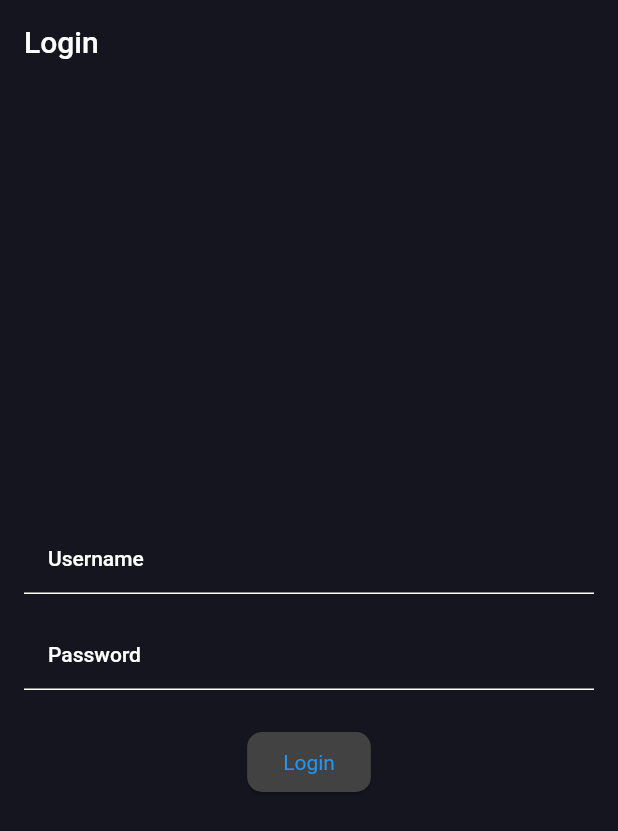
After one commit to Lok1Tou1l/contactapp, a Flutter app: the screen it shows after launch, on a phone screen of 412 x 824 dp. The commit adds this screen. Shown: the top 831 px of the screen. Run offline on Flutter 3.47's test engine with Material 2 defaults, Android fonts, the phone set to English and light mode, and no system bars.

Commit message:
added login screen

```diff
--- a/lib/main.dart
+++ b/lib/main.dart
@@ -1,4 +1,5 @@
 import 'package:contactapp/view/screens/contacts_screen.dart';
+import 'package:contactapp/view/screens/login_screen.dart';
 import 'package:contactapp/view/widgets/navigation_widget.dart';
 import 'package:flutter/material.dart';
 
@@ -29,7 +30,7 @@ class MyApp extends StatelessWidget {
         scaffoldBackgroundColor: Color.fromARGB(255, 20, 21, 31),
         useMaterial3: true,
       ),
-      home: Navigation(),
+      home: LoginScreen(),
     );
   }
 }
--- /dev/null
+++ b/lib/view/screens/login_screen.dart
@@ -0,0 +1,60 @@
+import 'package:flutter/material.dart';
+import 'package:flutter/src/widgets/container.dart';
+import 'package:flutter/src/widgets/framework.dart';
+
+class LoginScreen extends StatelessWidget {
+  const LoginScreen({Key? key}) : super(key: key);
+
+  @override
+  Widget build(BuildContext context) {
+    return Scaffold(
+      appBar: AppBar(
+        title: Text('Login'),
+      ),
+      body: Padding(
+        padding: const EdgeInsets.all(16.0),
+        child: Column(
+          mainAxisAlignment: MainAxisAlignment.center,
+          children: [
+            TextField(
+              decoration: InputDecoration(
+                hintText: 'Username',
+                filled: true,
+                fillColor: Color.fromARGB(255, 20, 21, 31),
+              ),
+            ),
+            SizedBox(height: 16.0),
+            TextField(
+              obscureText: true,
+              decoration: InputDecoration(
+                hintText: 'Password',
+                filled: true,
+                fillColor: Color.fromARGB(255, 20, 21, 31),
+              ),
+            ),
+            SizedBox(height: 24.0),
+            ButtonTheme(
+              minWidth: 200.0, // Set the minimum width of the button
+              height: 50.0, // Set the height of the button
+              child: ElevatedButton(
+                onPressed: () {
+                  // Perform login action
+                },
+                style: ElevatedButton.styleFrom(
+                  shape: RoundedRectangleBorder(
+                    borderRadius:
+                        BorderRadius.circular(10.0), // Set the button shape
+                  ),
+                  textStyle: TextStyle(
+                    color: Colors.red, // Set the text color of the button
+                  ),
+                ),
+                child: Text('Login'),
+              ),
+            ),
+          ],
+        ),
+      ),
+    );
+  }
+}
```
